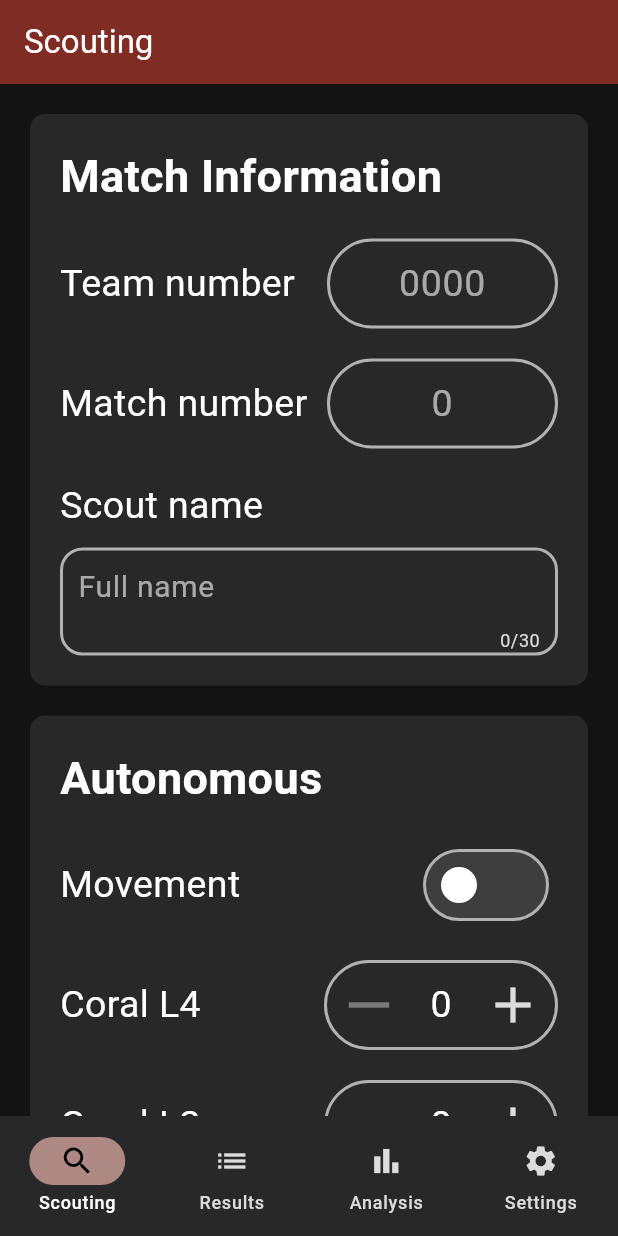
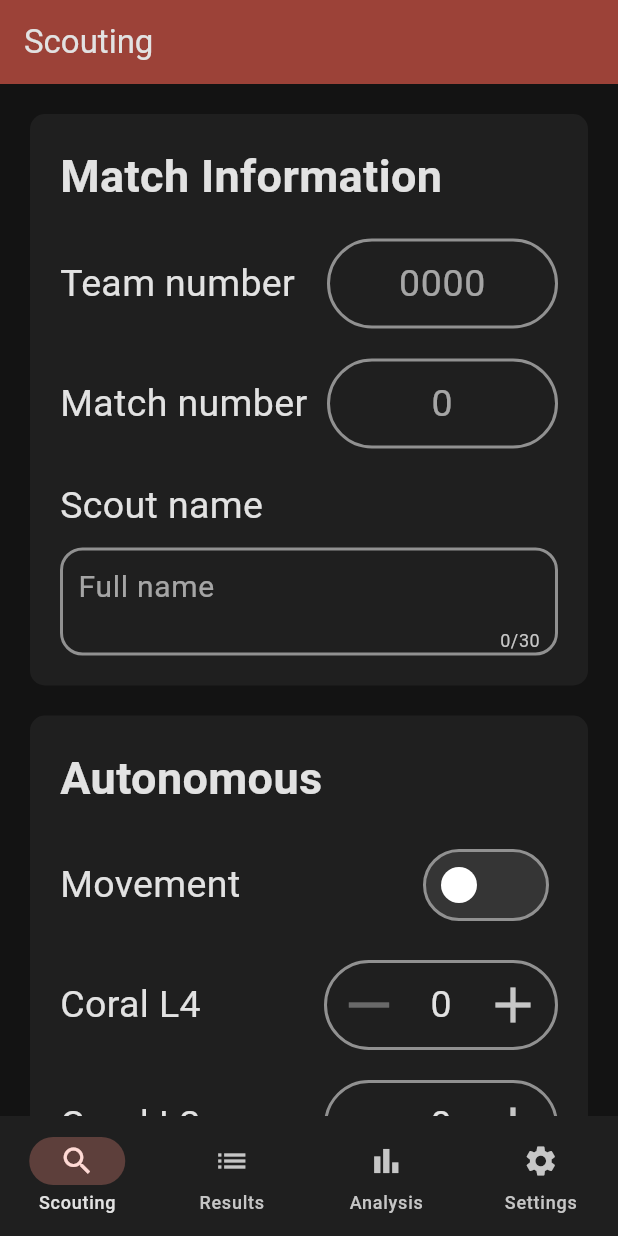
Before and after one commit to bforcum/frc-scouting-app, a Flutter app: the screen it shows after launch, on a phone screen of 412 x 824 dp. Run offline on Flutter 3.47's test engine with Material 3 defaults, Android fonts, the phone set to English and light mode, and no system bars; our stand-ins replace drift, flutter_riverpod, freezed_annotation, riverpod_annotation, sqlite3_flutter_libs; missing offline and left inert: buffer, qr_bar_code, sqlite3; accounts and stored records are empty; generated files the repository leaves out were written again.

```diff
--- a/lib/consts.dart
+++ b/lib/consts.dart
@@ -11,6 +11,8 @@ final String kDbName = "scouting_app";
 final bool incrementMatchNumber = true;
 
 final List<GameFormat> kSupportedGameFormats = [kGame2025];
+
+const Brightness kBrightness = Brightness.dark;
 
 final List<Question> kRequiredQuestions = [
   QuestionNumber(
--- a/lib/main.dart
+++ b/lib/main.dart
@@ -1,6 +1,7 @@
 import 'package:flutter/material.dart';
 import 'package:flutter/services.dart';
 import 'package:flutter_riverpod/flutter_riverpod.dart';
+import 'package:scouting_app/consts.dart';
 import 'package:scouting_app/page/analysis_page.dart';
 import 'package:scouting_app/page/scouting_page.dart';
 import 'package:scouting_app/page/settings_page.dart';
@@ -26,9 +27,10 @@ class MyApp extends StatelessWidget {
         ),
         colorScheme: ColorScheme.fromSeed(
           seedColor: Colors.red,
-          brightness: Brightness.dark,
+          brightness: kBrightness,
           dynamicSchemeVariant: DynamicSchemeVariant.rainbow,
-          contrastLevel: 0.5,
+          // contrastLevel: 1,
+          contrastLevel: (kBrightness == Brightness.light) ? 0.5 : 0,
         ),
         // brightness: Brightness.dark,
       ),
--- a/lib/page/scouting_page.dart
+++ b/lib/page/scouting_page.dart
@@ -83,7 +83,7 @@ class ScoutingPageState extends ConsumerState<ScoutingPage> {
                         onPressed: _submit,
                         child: const Text(
                           "Submit",
-                          style: TextStyle(fontSize: 25),
+                          style: TextStyle(fontSize: 25, color: Colors.white),
                         ),
                       ),
                     ),
@@ -99,7 +99,11 @@ class ScoutingPageState extends ConsumerState<ScoutingPage> {
                         ),
                       ),
                       onPressed: _clear,
-                      child: const Icon(Icons.delete, size: 25),
+                      child: const Icon(
+                        Icons.delete,
+                        size: 25,
+                        color: Colors.white,
+                      ),
                     ),
                   ),
                 ],
--- a/lib/page/settings_page.dart
+++ b/lib/page/settings_page.dart
@@ -1,6 +1,7 @@
 import 'package:flutter/material.dart';
 
 // TODO how to store settings
+// Shared preferences
 
 class SettingsPage extends StatefulWidget {
   const SettingsPage({super.key});
@@ -12,8 +13,6 @@ class SettingsPage extends StatefulWidget {
 class _SettingsPageState extends State<SettingsPage> {
   @override
   Widget build(BuildContext context) {
-    return const Center(
-      child: Text("Settings"),
-    );
+    return const Center(child: Text("Settings"));
   }
 }
```
Also changed, not shown: lib/page/results_page/match_result_card.dart (+16 -3 lines).
